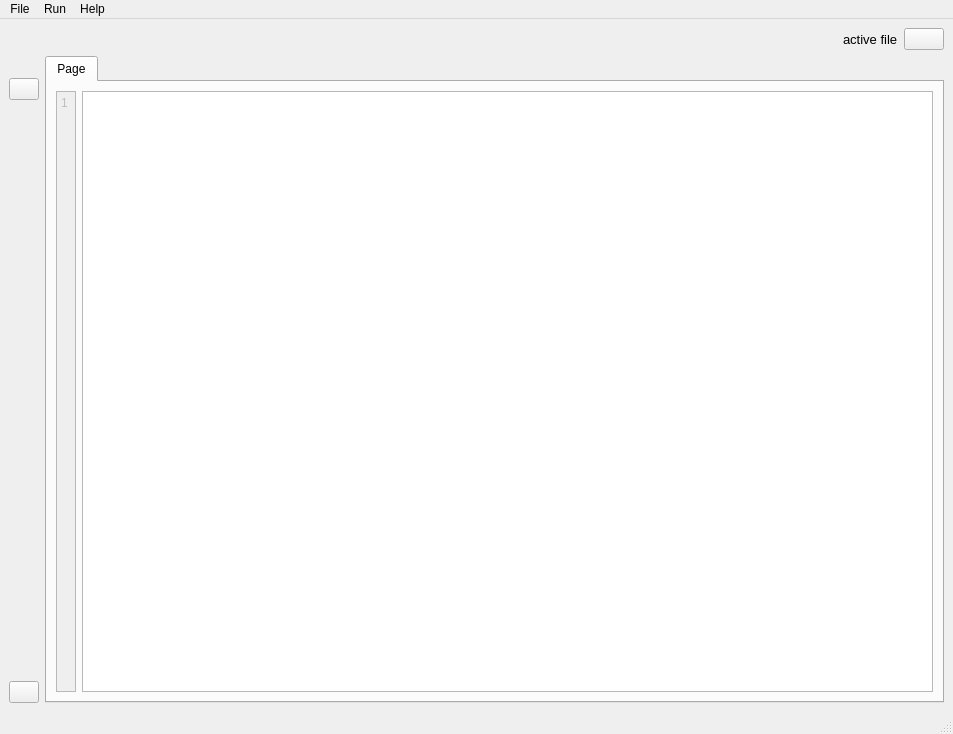
The window that ui/main_w.ui (Negrov/Compiler) describes before a commit, drawn with Qt 5.
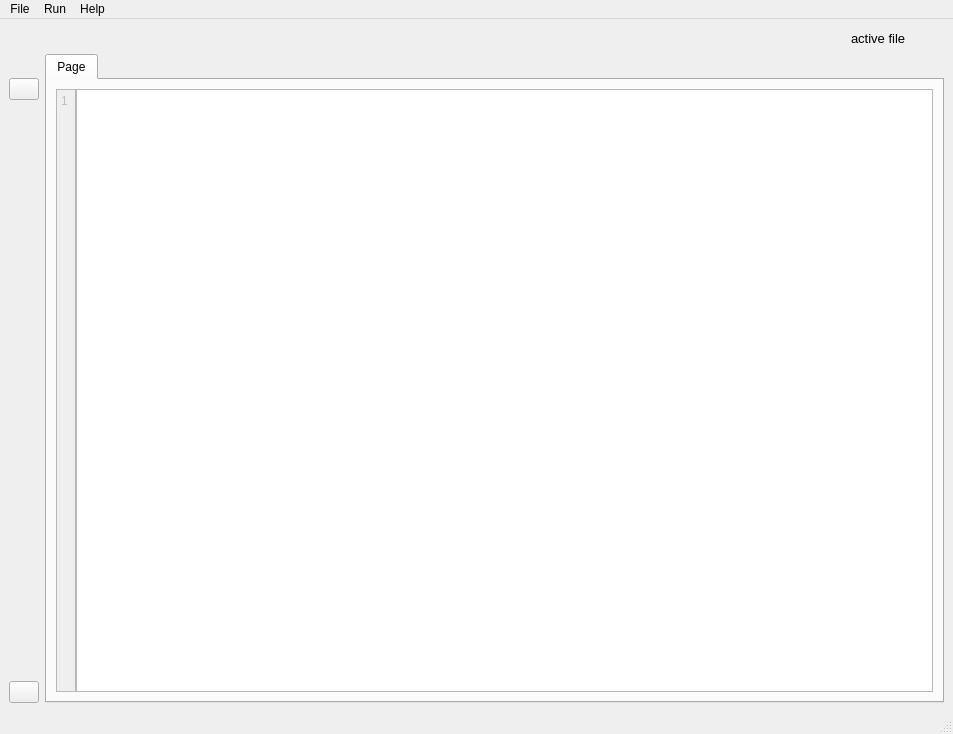
The same window after the commit.

Diff of the .ui file:
```diff
--- a/ui/main_w.ui
+++ b/ui/main_w.ui
@@ -104,7 +104,10 @@
          </widget>
         </item>
         <item>
-         <widget class="QPushButton" name="pushButton_5">
+         <widget class="QPushButton" name="active_file">
+          <property name="styleSheet">
+           <string notr="true">border-style: none;</string>
+          </property>
           <property name="text">
            <string/>
           </property>
@@ -124,6 +127,9 @@
          <layout class="QHBoxLayout" name="horizontalLayout_4">
           <item>
            <layout class="QHBoxLayout" name="horizontalLayout_3">
+            <property name="spacing">
+             <number>0</number>
+            </property>
             <item>
              <widget class="QPlainTextEdit" name="plainTextEdit_2">
               <property name="enabled">
@@ -148,8 +154,11 @@
             </item>
             <item>
              <widget class="QPlainTextEdit" name="plainTextEdit">
+              <property name="autoFillBackground">
+               <bool>false</bool>
+              </property>
               <property name="verticalScrollBarPolicy">
-               <enum>Qt::ScrollBarAlwaysOff</enum>
+               <enum>Qt::ScrollBarAsNeeded</enum>
               </property>
               <property name="horizontalScrollBarPolicy">
                <enum>Qt::ScrollBarAlwaysOff</enum>
@@ -157,6 +166,12 @@
               <property name="lineWrapMode">
                <enum>QPlainTextEdit::NoWrap</enum>
               </property>
+              <property name="backgroundVisible">
+               <bool>false</bool>
+              </property>
+              <property name="centerOnScroll">
+               <bool>false</bool>
+              </property>
              </widget>
             </item>
            </layout>
```
Left out of the diff: 5 changed lines with no effect on the pictures.
